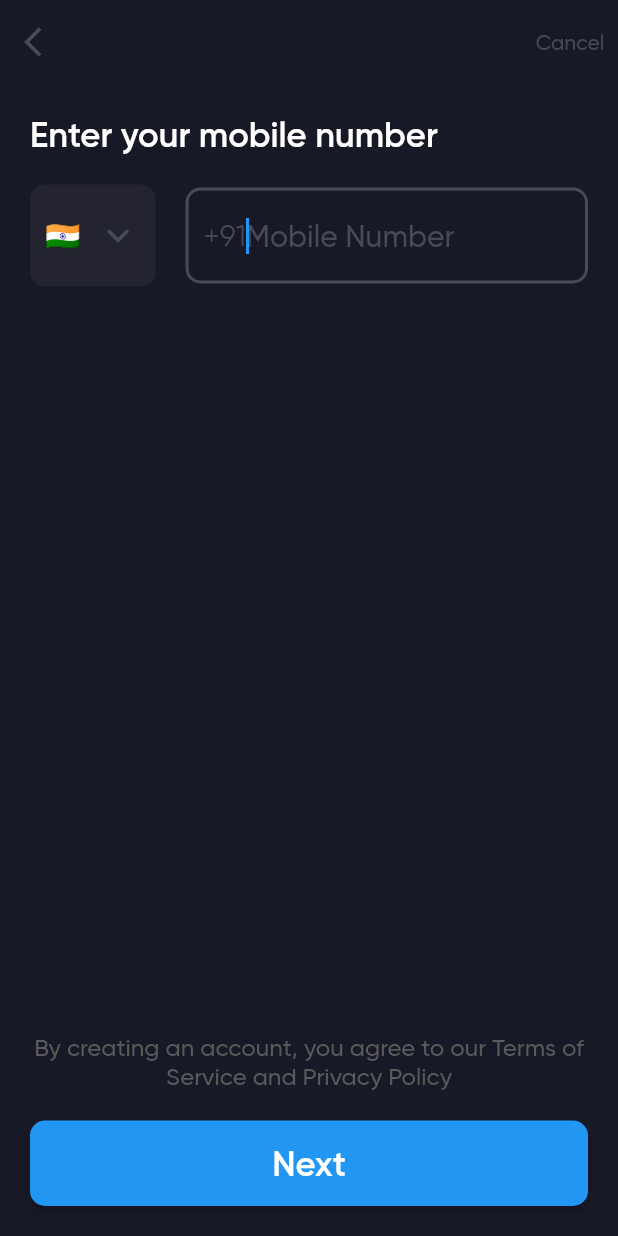
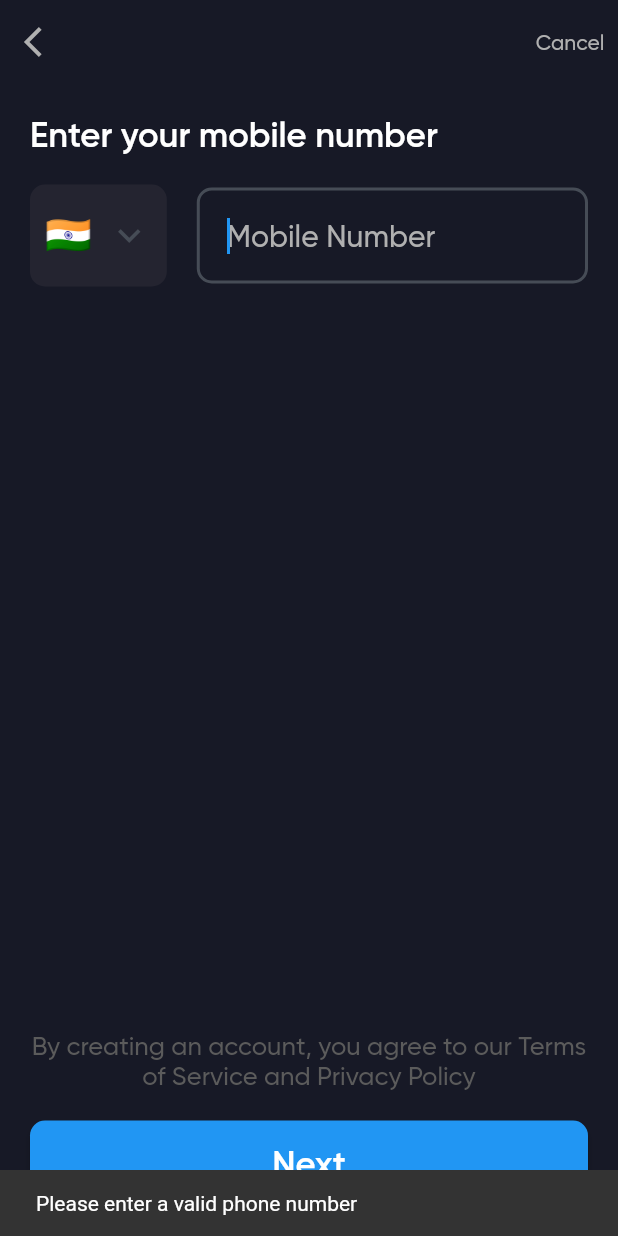
Before and after one commit to nitin-787/PhoneAuthFirebase, a Flutter app: the screen it shows after launch, after a tap on "Next", on a phone screen of 412 x 824 dp. Run offline on Flutter 3.47's test engine with Material 2 defaults, Android fonts, the phone set to English and light mode, and no system bars.

Commit message:
AuthScreen

```diff
--- a/lib/views/auth_screen.dart
+++ b/lib/views/auth_screen.dart
@@ -1,4 +1,5 @@
 import 'package:flutter/material.dart';
+import 'package:phone_auth/views/otp_screen.dart';
 
 // Define a list of country names and flags
 final List<String> countries = [
@@ -7,6 +8,7 @@ final List<String> countries = [
   'China',
   'Russia',
   'Japan',
+  'Australia',
 ];
 final List<String> flags = [
   '🇮🇳',
@@ -14,14 +16,7 @@ final List<String> flags = [
   '🇨🇳',
   '🇷🇺',
   '🇯🇵',
-];
-
-final List<String> countryCodes = [
-  '+91',
-  '+1',
-  '+86',
-  '+7',
-  '+81',
+  '🇦🇺',
 ];
 
 // Define the initial selected country and flag
@@ -36,6 +31,20 @@ class AuthScreen extends StatefulWidget {
 }
 
 class _AuthScreenState extends State<AuthScreen> {
+  late final TextEditingController _phoneController;
+
+  @override
+  void initState() {
+    _phoneController = TextEditingController();
+    super.initState();
+  }
+
+  @override
+  void dispose() {
+    _phoneController.dispose();
+    super.dispose();
+  }
+
   @override
   Widget build(BuildContext context) {
     return SafeArea(
@@ -47,7 +56,7 @@ class _AuthScreenState extends State<AuthScreen> {
           leading: IconButton(
             icon: const Icon(
               Icons.arrow_back_ios,
-              color: Color(0xff464c56),
+              color: Color(0xffB0B0B0),
             ),
             onPressed: () {
               Navigator.of(context).pop();
@@ -59,7 +68,7 @@ class _AuthScreenState extends State<AuthScreen> {
               child: const Text(
                 'Cancel',
                 style: TextStyle(
-                  color: Color(0xff464c56),
+                  color: Color(0xffB0B0B0),
                   fontSize: 14,
                   fontWeight: FontWeight.w500,
                 ),
@@ -91,6 +100,7 @@ class _AuthScreenState extends State<AuthScreen> {
                     ),
                     child: DropdownButtonHideUnderline(
                       child: DropdownButton<String>(
+                        dropdownColor: const Color(0xff242430),
                         value: selectedCountry,
                         icon: const Icon(
                           size: 30,
@@ -113,7 +123,7 @@ class _AuthScreenState extends State<AuthScreen> {
                                 Text(
                                   flags[countries.indexOf(value)],
                                   style: const TextStyle(
-                                    fontSize: 19,
+                                    fontSize: 25,
                                     color: Colors.grey,
                                   ),
                                 ),
@@ -125,10 +135,10 @@ class _AuthScreenState extends State<AuthScreen> {
                       ),
                     ),
                   ),
-                  // add a
                   const SizedBox(width: 20),
                   Expanded(
                     child: TextFormField(
+                      controller: _phoneController,
                       enableSuggestions: false,
                       autocorrect: false,
                       autofocus: true,
@@ -138,23 +148,17 @@ class _AuthScreenState extends State<AuthScreen> {
                         fontSize: 21,
                         color: Color(0xff464c56),
                       ),
-                      decoration: InputDecoration(
-                        fillColor: const Color(0xff242430),
-                        prefix: Text(
-                          countryCodes[countries.indexOf(selectedCountry)],
-                        ),
-                        prefixStyle: const TextStyle(
-                          fontSize: 20,
-                          color: Color(0xff464c56),
-                        ),
+                      decoration: const InputDecoration(
+                        fillColor: Color(0xff242430),
+                        contentPadding: EdgeInsets.all(20),
                         counterText: '',
                         hintText: 'Mobile Number',
-                        hintStyle: const TextStyle(
+                        hintStyle: TextStyle(
                           fontSize: 20,
                           fontWeight: FontWeight.w500,
-                          color: Color(0xff464c56),
+                          color: Color(0xffB0B0B0),
                         ),
-                        focusedBorder: const OutlineInputBorder(
+                        focusedBorder: OutlineInputBorder(
                           borderSide: BorderSide(
                             color: Color(0xff464c56),
                             width: 2.0,
@@ -163,7 +167,7 @@ class _AuthScreenState extends State<AuthScreen> {
                             Radius.circular(10),
                           ),
                         ),
-                        enabledBorder: const OutlineInputBorder(
+                        enabledBorder: OutlineInputBorder(
                           borderSide: BorderSide(
                             color: Color(0xff464c56),
                             width: 2.0,
@@ -184,7 +188,7 @@ class _AuthScreenState extends State<AuthScreen> {
                 style: TextStyle(
                   fontWeight: FontWeight.w500,
                   color: Color(0xff5B5B5B),
-                  fontSize: 16,
+                  fontSize: 17,
                 ),
               ),
               const SizedBox(
@@ -193,7 +197,22 @@ class _AuthScreenState extends State<AuthScreen> {
               SizedBox(
                 width: double.infinity,
                 child: ElevatedButton(
-                  onPressed: () {},
+                  onPressed: () {
+                    if (_phoneController.text == '' ||
+                        _phoneController.text.length != 10) {
+                      ScaffoldMessenger.of(context).showSnackBar(
+                        const SnackBar(
+                          content: Text('Please enter a valid phone number'),
+                        ),
+                      );
+                      return;
+                    }
+                    Navigator.of(context).push(
+                      MaterialPageRoute(
+                        builder: (context) => const OtpScreen(),
+                      ),
+                    );
+                  },
                   style: ElevatedButton.styleFrom(
                     padding: const EdgeInsets.symmetric(vertical: 15),
                     shape: RoundedRectangleBorder(
--- /dev/null
+++ b/lib/views/otp_screen.dart
@@ -0,0 +1,16 @@
+import 'package:flutter/material.dart';
+
+class OtpScreen extends StatelessWidget {
+  const OtpScreen({super.key});
+
+  @override
+  Widget build(BuildContext context) {
+    // make a otp screen
+    return Container(
+      color: const Color(0xff171926),
+      child: const Center(
+        child: Text('OTP Screen'),
+      ),
+    );
+  }
+}
```
